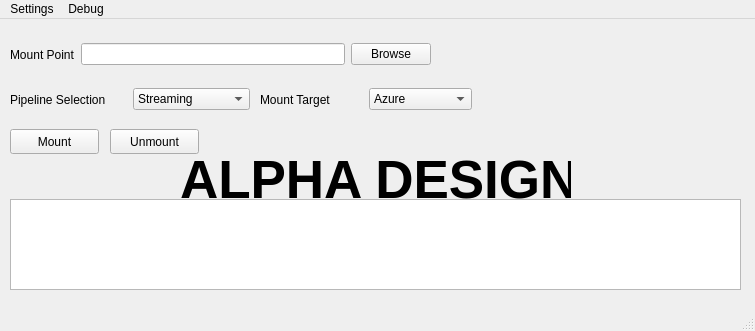
The window that gui/mountPrimaryWindow.ui (Seagate/cloudfuse) describes before a commit, drawn with Qt 5.
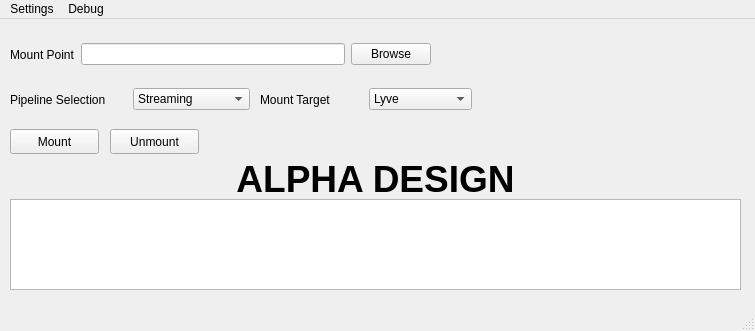
The same window after the commit.

Commit message: Changed main window

Patch:
```diff
--- a/gui/mountPrimaryWindow.ui
+++ b/gui/mountPrimaryWindow.ui
@@ -105,14 +105,23 @@
     </property>
     <property name="font">
      <font>
-      <pointsize>40</pointsize>
+      <family>Ubuntu</family>
+      <pointsize>28</pointsize>
       <weight>75</weight>
       <bold>true</bold>
+      <strikeout>false</strikeout>
+      <kerning>true</kerning>
      </font>
     </property>
     <property name="text">
      <string>ALPHA DESIGN</string>
     </property>
+    <property name="textFormat">
+     <enum>Qt::RichText</enum>
+    </property>
+    <property name="alignment">
+     <set>Qt::AlignCenter</set>
+    </property>
    </widget>
    <widget class="QPushButton" name="unmount_button">
     <property name="geometry">
@@ -150,8 +159,13 @@
         <string>&lt;html&gt;&lt;head/&gt;&lt;body&gt;&lt;p&gt;Set up the pipeline for LyveFuse. &lt;/p&gt;&lt;p&gt;Choose streaming or file caching&lt;/p&gt;&lt;/body&gt;&lt;/html&gt;</string>
        </property>
        <property name="currentText">
-        <string>Azure</string>
+        <string>Lyve</string>
        </property>
+       <item>
+        <property name="text">
+         <string>Lyve</string>
+        </property>
+       </item>
        <item>
         <property name="text">
          <string>Azure</string>
```
The commit also changes 1 other file.
